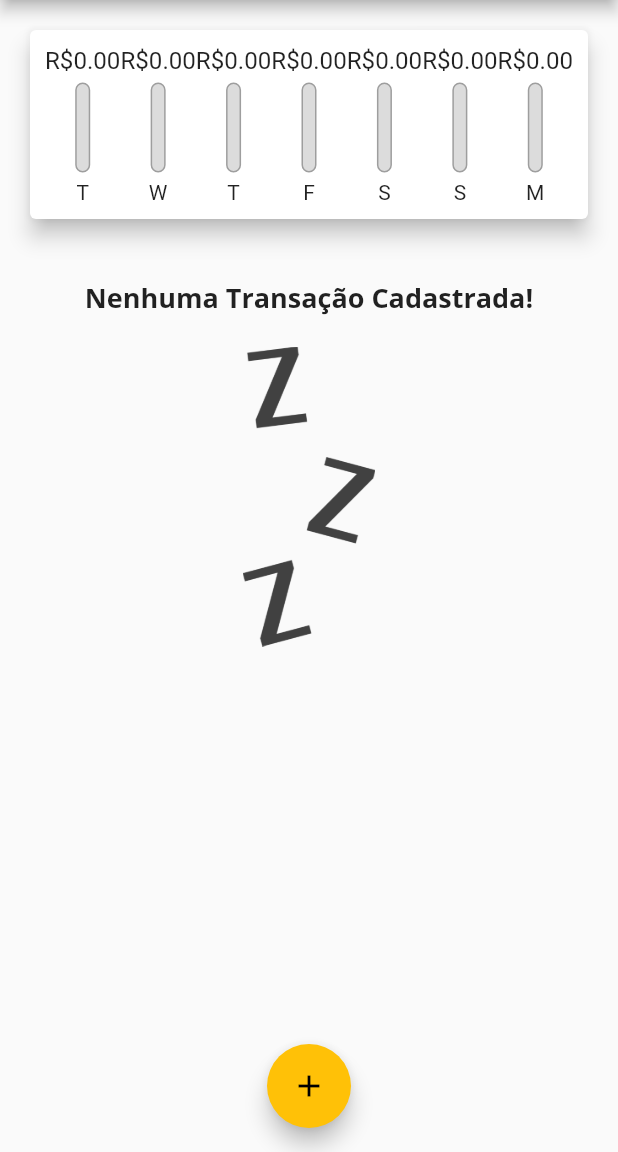
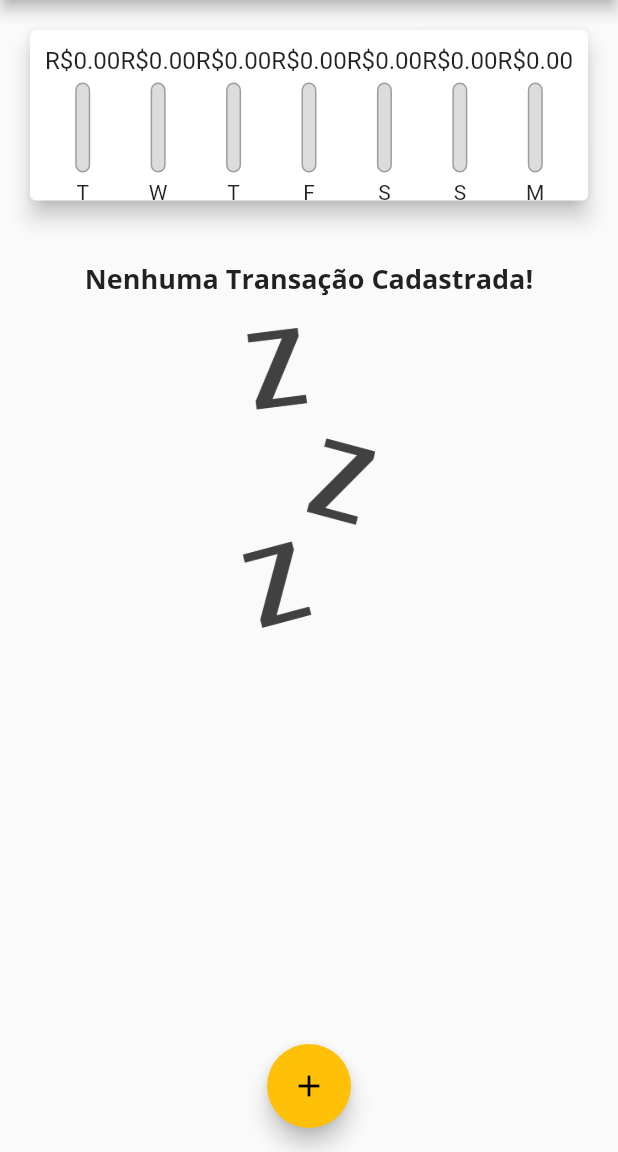
Before and after one commit to teilorbarcelos/personal-expenses-flutter, a Flutter app: the screen it shows after launch, on a phone screen of 412 x 824 dp, the part 84-1236 px from its top. Run offline on Flutter 3.47's test engine with Material 2 defaults, Android fonts, the phone set to English and light mode, and no system bars.

Commit message:
widgets height fix

```diff
--- a/lib/components/transaction_list.dart
+++ b/lib/components/transaction_list.dart
@@ -10,9 +10,7 @@ class TransactionList extends StatelessWidget {
 
   @override
   Widget build(BuildContext context) {
-    return SizedBox(
-      height: MediaQuery.of(context).size.height - 300,
-      child: transactions.isEmpty
+    return transactions.isEmpty
         ? Column(
             children: [
               const SizedBox(
@@ -63,7 +61,6 @@ class TransactionList extends StatelessWidget {
                         onPressed: () => onRemove(transactionItem.id), icon: const Icon(Icons.delete), color: Theme.of(context).errorColor,)),
               );
             },
-            ),
           );
   }
 }
--- a/lib/main.dart
+++ b/lib/main.dart
@@ -86,8 +86,7 @@ class _MyHomePageState extends State<MyHomePage> {
 
   @override
   Widget build(BuildContext context) {
-    return Scaffold(
-      appBar: AppBar(
+    final AppBar appBar = AppBar(
       title: Text(
         'Despesas Pessoais',
         style: Theme.of(context).appBarTheme.toolbarTextStyle,
@@ -97,14 +96,26 @@ class _MyHomePageState extends State<MyHomePage> {
             onPressed: () => _openTransactionFormModal(context),
             icon: const Icon(Icons.add))
       ],
-      ),
+    );
+    final availableHeight = MediaQuery.of(context).size.height -
+        appBar.preferredSize.height -
+        MediaQuery.of(context).padding.top;
+
+    return Scaffold(
+      appBar: appBar,
       body: SingleChildScrollView(
         child: Column(
           crossAxisAlignment: CrossAxisAlignment.stretch,
           children: [
-            Chart(recentTransactions: _recentTransactions),
-            TransactionList(
+            Container(
+              height: availableHeight * 0.2,
+              child: Chart(recentTransactions: _recentTransactions),
+            ),
+            Container(
+              height: availableHeight * 0.8,
+              child: TransactionList(
                   transactions: _transactions, onRemove: _removeTransaction),
+            ),
           ],
         ),
       ),
```
Lines whose indentation alone changed are shown as unchanged.
